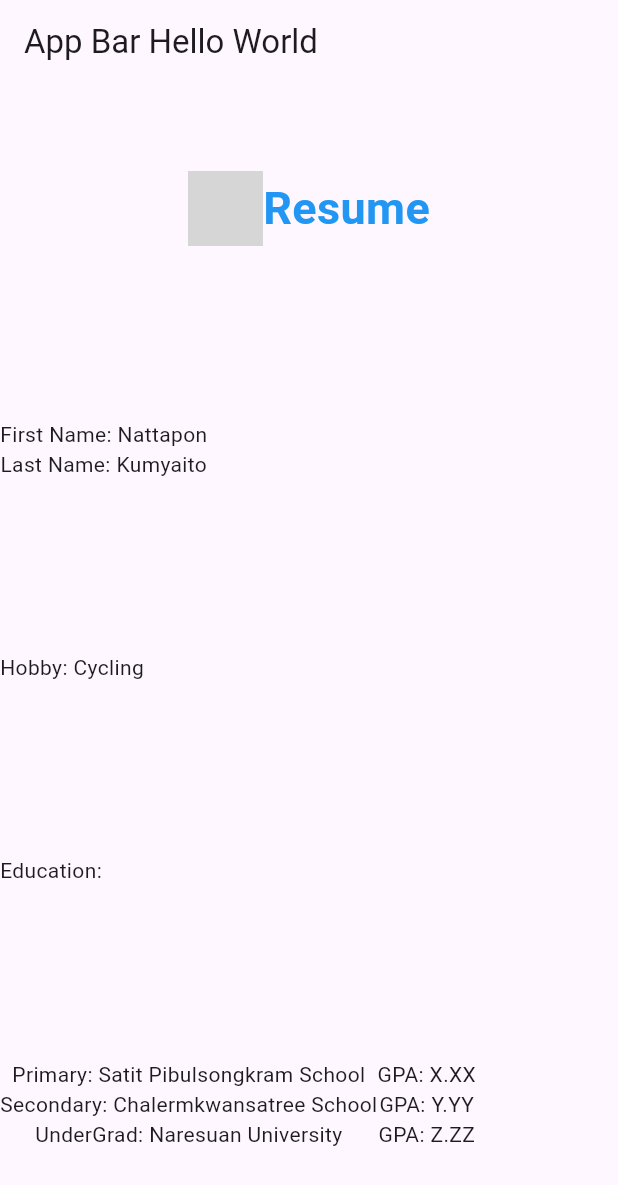
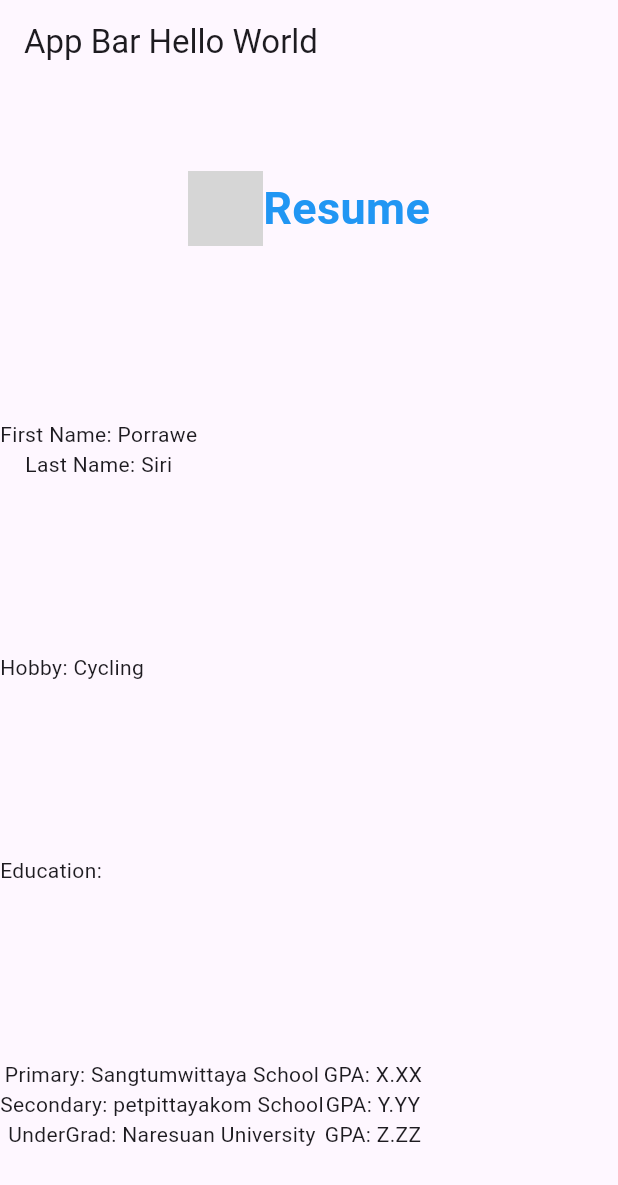
Before and after one commit to porrawe/Simple_app, a Flutter app: the screen it shows after launch, on a phone screen of 412 x 824 dp. Shown: the top 1185 px of the screen. Run offline on Flutter 3.47's test engine with Material 3 defaults, Android fonts, the phone set to English and light mode, and no system bars; network calls fail; grey boxes are pictures that could not be loaded.

Commit message:
main.dart

```diff
--- a/lib/main.dart
+++ b/lib/main.dart
@@ -51,8 +51,8 @@ class MyHomePage extends StatelessWidget{
             children:[
               Column(
                 children: [
-                  Text('First Name: Nattapon'),
-                  Text('Last Name: Kumyaito'),
+                  Text('First Name: Porrawe'),
+                  Text('Last Name: Siri'),
                 ]
             ),
             ]
@@ -66,8 +66,8 @@ class MyHomePage extends StatelessWidget{
           Row(children: [
             Column(
               children: [
-                Text('Primary: Satit Pibulsongkram School'),
-                Text('Secondary: Chalermkwansatree School'),
+                 Text('Primary: Sangtumwittaya School'),
+                Text('Secondary: petpittayakom School'),
                 Text('UnderGrad: Naresuan University'),
               ],
             ),
```
